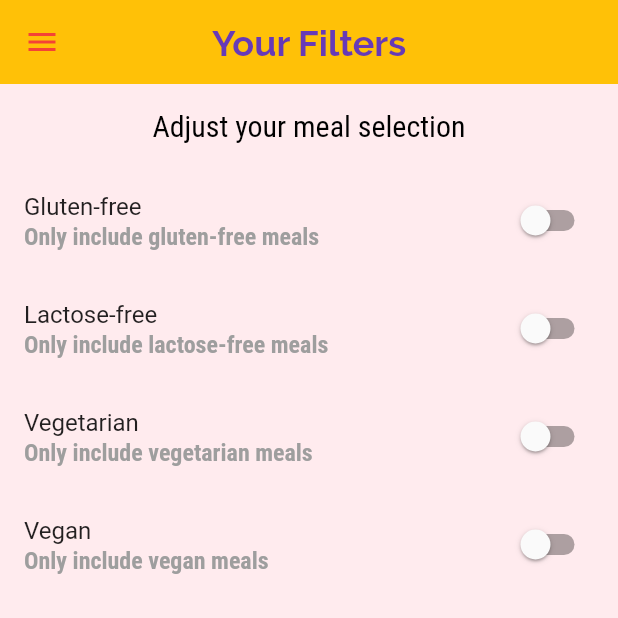
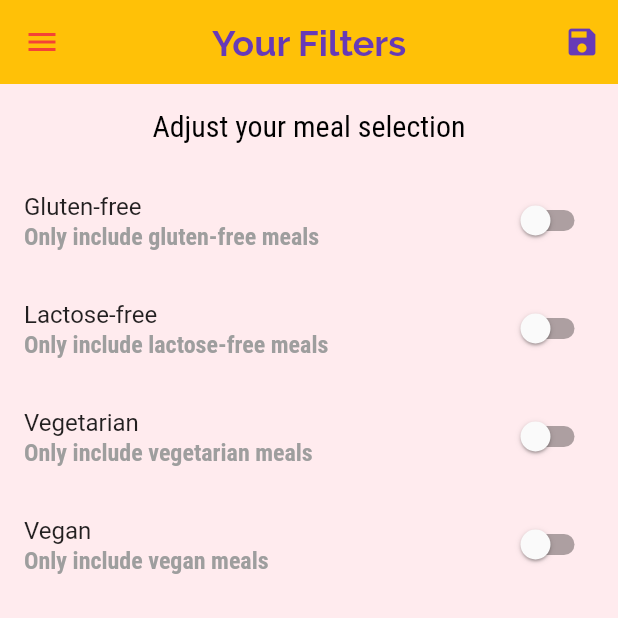
Before and after one commit to gunumdogdu/meals_app, a Flutter app: the FiltersScreen screen opened by its route, on a phone screen of 412 x 824 dp, the top half of it. Run offline on Flutter 3.47's test engine with Material 2 defaults, Android fonts, the phone set to English and light mode, and no system bars.

Commit message:
Filterin logic added

```diff
--- a/lib/main.dart
+++ b/lib/main.dart
@@ -1,14 +1,50 @@
 import 'package:flutter/material.dart';
-import 'package:flutter_complete_guide/screens/filters_screen.dart';
-import 'package:flutter_complete_guide/screens/tabs_screen.dart';
+import 'dummy_data.dart';
+import '../screens/filters_screen.dart';
+import '../screens/tabs_screen.dart';
 
 import './screens/category_meals_screen.dart';
 import './screens/meal_detail_screen.dart';
 import './screens/categories_screen.dart';
+import './models/meal.dart';
 
 void main() => runApp(MyApp());
 
-class MyApp extends StatelessWidget {
+class MyApp extends StatefulWidget {
+  @override
+  State<MyApp> createState() => _MyAppState();
+}
+
+class _MyAppState extends State<MyApp> {
+  Map<String, bool> _filters = {
+    'gluten': false,
+    'lactose': false,
+    'vegan': false,
+    'vegetarian': false,
+  };
+  List<Meal> _avaliableMeals = DUMMY_MEALS;
+
+  void _setFilters(Map<String, bool> filterData) {
+    setState(() {
+      _filters = filterData;
+      _avaliableMeals = DUMMY_MEALS.where((meal) {
+        if (_filters['gluten'] == true && !meal.isGlutenFree) {
+          return false;
+        }
+        if (_filters['lactose'] == true && !meal.isLactoseFree) {
+          return false;
+        }
+        if (_filters['vegan'] == true && !meal.isVegan) {
+          return false;
+        }
+        if (_filters['vegetarian'] == true && !meal.isVegetarian) {
+          return false;
+        }
+        return true;
+      }).toList();
+    });
+  }
+
   @override
   Widget build(BuildContext context) {
     return MaterialApp(
@@ -81,9 +117,10 @@ class MyApp extends StatelessWidget {
       initialRoute: '/',
       routes: {
         '/': (ctx) => TabsScreen(),
-        CategoryMealsScreen.routeName: (ctx) => CategoryMealsScreen(),
+        CategoryMealsScreen.routeName: (ctx) =>
+            CategoryMealsScreen(_avaliableMeals),
         MealDetailScreen.routeName: (ctx) => MealDetailScreen(),
-        FiltersScreen.routeName: (ctx) => FiltersScreen(),
+        FiltersScreen.routeName: (ctx) => FiltersScreen(_filters, _setFilters),
       },
       onGenerateRoute: (settings) {
         print(settings.arguments);
--- a/lib/screens/category_meals_screen.dart
+++ b/lib/screens/category_meals_screen.dart
@@ -1,10 +1,12 @@
 import 'package:flutter/material.dart';
-import '../dummy_data.dart';
+
 import '../widgets/meal_item.dart';
 import '../models/meal.dart';
 
 class CategoryMealsScreen extends StatefulWidget {
   static const routeName = '/category-meals';
+  final List<Meal> availableMeals;
+  CategoryMealsScreen(this.availableMeals);
 
   @override
   State<CategoryMealsScreen> createState() => _CategoryMealsScreenState();
@@ -24,7 +26,7 @@ class _CategoryMealsScreenState extends State<CategoryMealsScreen> {
         ModalRoute.of(context)!.settings.arguments as Map<String, dynamic>;
     categoryTitle = routeArgs['title'];
     final categoryId = routeArgs['id'];
-    displayedMeals = DUMMY_MEALS.where((meal) {
+    displayedMeals = widget.availableMeals.where((meal) {
       return meal.categories.contains(categoryId);
     }).toList();
 
--- a/lib/screens/filters_screen.dart
+++ b/lib/screens/filters_screen.dart
@@ -3,6 +3,9 @@ import 'package:flutter_complete_guide/main_drawer.dart';
 
 class FiltersScreen extends StatefulWidget {
   static const routeName = '/filters';
+  final Function saveFilters;
+  final Map<String, bool> currentFilters;
+  FiltersScreen(this.currentFilters, this.saveFilters);
 
   @override
   State<FiltersScreen> createState() => _FiltersScreenState();
@@ -13,6 +16,14 @@ class _FiltersScreenState extends State<FiltersScreen> {
   var _vegetarian = false;
   var _vegan = false;
   var _lactoseFree = false;
+  @override
+  void initState() {
+    _glutenFree = widget.currentFilters['gluten']!;
+    _lactoseFree = widget.currentFilters['lactose']!;
+    _vegan = widget.currentFilters['vegan']!;
+    _vegetarian = widget.currentFilters['vegetarian']!;
+    super.initState();
+  }
 
   Widget _buildSwitchListTile(
     String title,
@@ -35,6 +46,23 @@ class _FiltersScreenState extends State<FiltersScreen> {
     return Scaffold(
       appBar: AppBar(
         title: Text('Your Filters'),
+        actions: [
+          IconButton(
+            onPressed: () {
+              final selectedFilters = {
+                'gluten': _glutenFree,
+                'lactose': _lactoseFree,
+                'vegan': _vegan,
+                'vegetarian': _vegetarian,
+              };
+              widget.saveFilters(selectedFilters);
+            },
+            icon: Icon(
+              Icons.save,
+              color: Theme.of(context).colorScheme.secondary,
+            ),
+          ),
+        ],
       ),
       drawer: MainDrawer(),
       body: Column(
```
